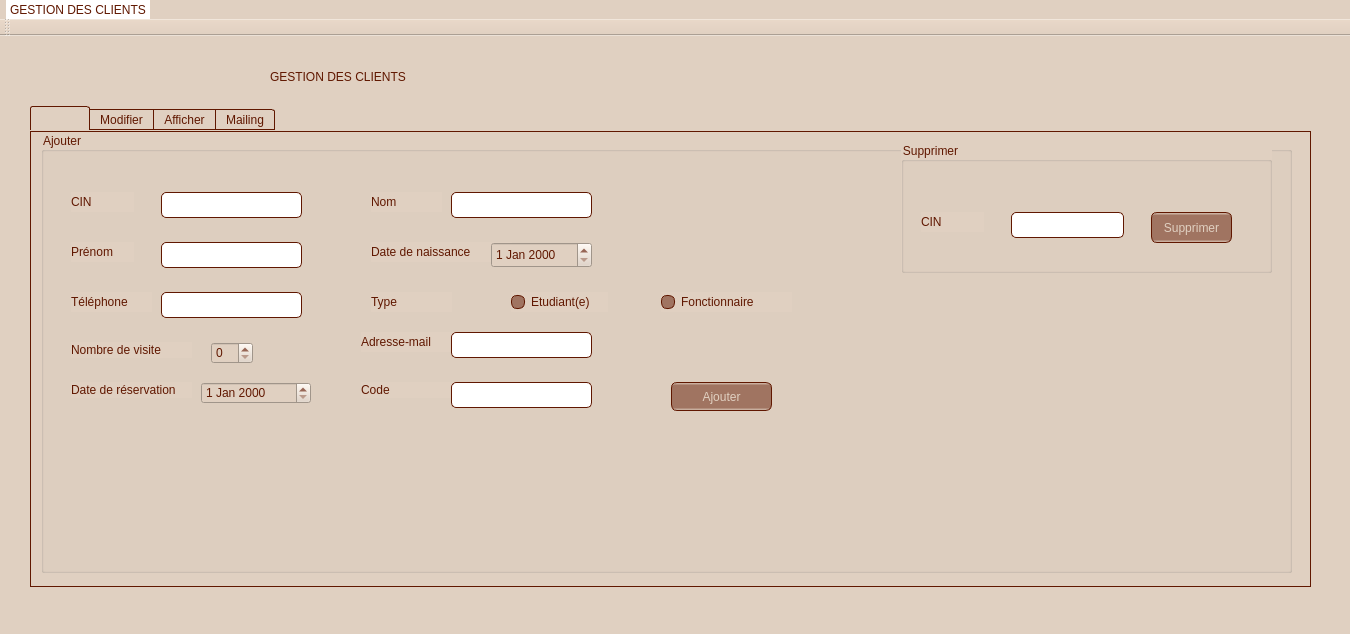
Qt form Gestion_client/mainwindow.ui (xyzt123456/application-desktop) before a commit.
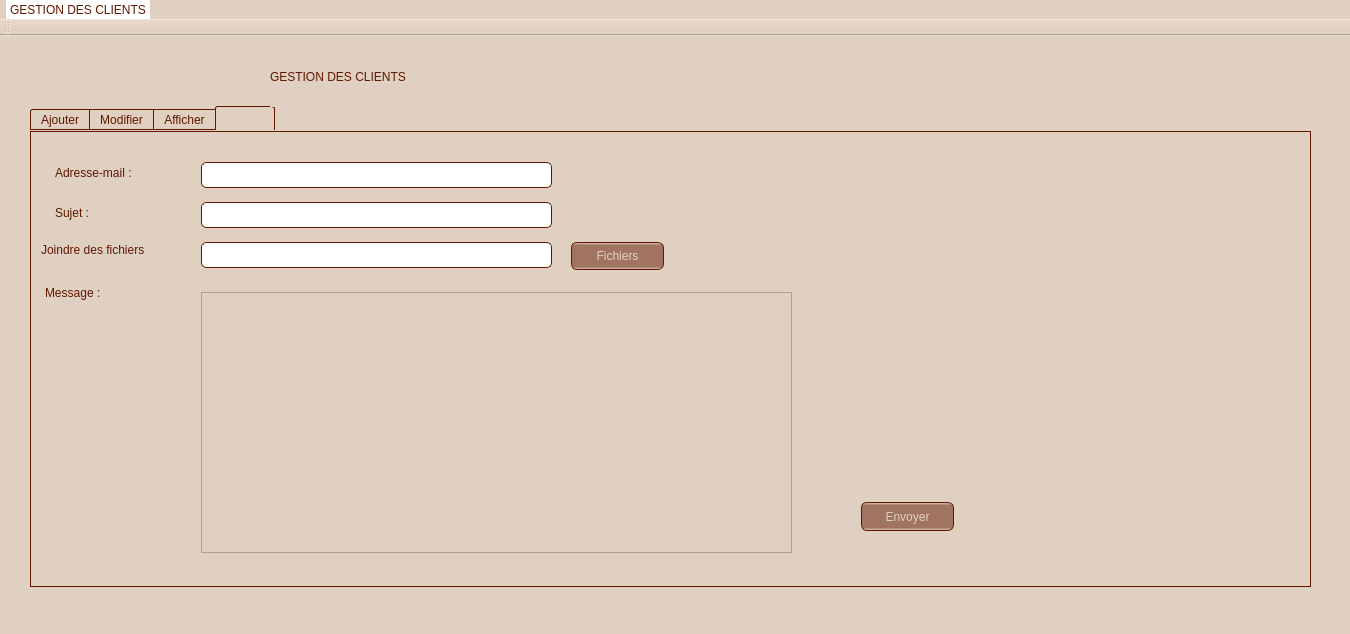
The same form after that commit. The open tabs and pages were chosen to show the change. Icons and pictures are not drawn.

Patch:
```diff
--- a/Gestion_client/mainwindow.ui
+++ b/Gestion_client/mainwindow.ui
@@ -486,7 +486,7 @@
 }</string>
   </property>
   <widget class="QWidget" name="centralWidget">
-   <widget class="QTabWidget" name="stat">
+   <widget class="QTabWidget" name="tabWidget">
     <property name="geometry">
      <rect>
       <x>30</x>
@@ -990,7 +990,7 @@
        <cursorShape>ArrowCursor</cursorShape>
       </property>
       <property name="title">
-       <string>Ajouter</string>
+       <string>Ajouter un client</string>
       </property>
       <widget class="QSpinBox" name="le_nbr">
        <property name="geometry">
@@ -1146,16 +1146,6 @@
         <string>Date de naissance </string>
        </property>
       </widget>
-      <widget class="QDateEdit" name="la_date">
-       <property name="geometry">
-        <rect>
-         <x>450</x>
-         <y>110</y>
-         <width>101</width>
-         <height>26</height>
-        </rect>
-       </property>
-      </widget>
       <widget class="QLabel" name="cin">
        <property name="geometry">
         <rect>
@@ -1205,16 +1195,6 @@
         <string>Date de réservation </string>
        </property>
       </widget>
-      <widget class="QDateEdit" name="date_res">
-       <property name="geometry">
-        <rect>
-         <x>160</x>
-         <y>250</y>
-         <width>110</width>
-         <height>22</height>
-        </rect>
-       </property>
-      </widget>
       <widget class="QLabel" name="label_4">
        <property name="geometry">
         <rect>
@@ -1307,6 +1287,26 @@
         </property>
        </widget>
       </widget>
+      <widget class="QLineEdit" name="la_date">
+       <property name="geometry">
+        <rect>
+         <x>460</x>
+         <y>110</y>
+         <width>131</width>
+         <height>21</height>
+        </rect>
+       </property>
+      </widget>
+      <widget class="QLineEdit" name="date_res">
+       <property name="geometry">
+        <rect>
+         <x>160</x>
+         <y>250</y>
+         <width>113</width>
+         <height>22</height>
+        </rect>
+       </property>
+      </widget>
      </widget>
     </widget>
     <widget class="QWidget" name="tab_3">
@@ -1704,6 +1704,19 @@
        <string>Client Fidèle</string>
       </property>
      </widget>
+     <widget class="QPushButton" name="stat">
+      <property name="geometry">
+       <rect>
+        <x>1160</x>
+        <y>220</y>
+        <width>93</width>
+        <height>28</height>
+       </rect>
+      </property>
+      <property name="text">
+       <string>Statistique</string>
+      </property>
+     </widget>
     </widget>
     <widget class="QWidget" name="tab_6">
      <attribute name="title">
@@ -1712,8 +1725,8 @@
      <widget class="QPushButton" name="envoyer">
       <property name="geometry">
        <rect>
-        <x>720</x>
-        <y>380</y>
+        <x>830</x>
+        <y>370</y>
         <width>93</width>
         <height>29</height>
        </rect>
@@ -1782,8 +1795,8 @@
      <widget class="QTextEdit" name="textEdit_6">
       <property name="geometry">
        <rect>
-        <x>20</x>
-        <y>110</y>
+        <x>10</x>
+        <y>150</y>
         <width>151</width>
         <height>31</height>
        </rect>
@@ -1796,13 +1809,49 @@
 &lt;p style=&quot; margin-top:0px; margin-bottom:0px; margin-left:0px; margin-right:0px; -qt-block-indent:0; text-indent:0px;&quot;&gt;&lt;span style=&quot; font-family:'MS Shell Dlg 2'; font-size:9pt;&quot;&gt;Message :&lt;/span&gt;&lt;/p&gt;&lt;/body&gt;&lt;/html&gt;</string>
       </property>
      </widget>
-     <widget class="QTextEdit" name="msg">
+     <widget class="QLineEdit" name="file">
       <property name="geometry">
        <rect>
-        <x>40</x>
+        <x>170</x>
+        <y>110</y>
+        <width>351</width>
+        <height>26</height>
+       </rect>
+      </property>
+     </widget>
+     <widget class="QPushButton" name="browseBtn">
+      <property name="geometry">
+       <rect>
+        <x>540</x>
+        <y>110</y>
+        <width>93</width>
+        <height>28</height>
+       </rect>
+      </property>
+      <property name="text">
+       <string>Fichiers</string>
+      </property>
+     </widget>
+     <widget class="QLabel" name="label_8">
+      <property name="geometry">
+       <rect>
+        <x>10</x>
+        <y>110</y>
+        <width>141</width>
+        <height>16</height>
+       </rect>
+      </property>
+      <property name="text">
+       <string>&lt;html&gt;&lt;head/&gt;&lt;body&gt;&lt;p&gt;&lt;span style=&quot; font-size:9pt;&quot;&gt;Joindre des fichiers&lt;/span&gt;&lt;/p&gt;&lt;/body&gt;&lt;/html&gt;</string>
+      </property>
+     </widget>
+     <widget class="QPlainTextEdit" name="msg">
+      <property name="geometry">
+       <rect>
+        <x>170</x>
         <y>160</y>
-        <width>641</width>
-        <height>341</height>
+        <width>591</width>
+        <height>261</height>
        </rect>
       </property>
      </widget>
```
Left out of the diff: 65 changed lines with no effect on the pictures.
